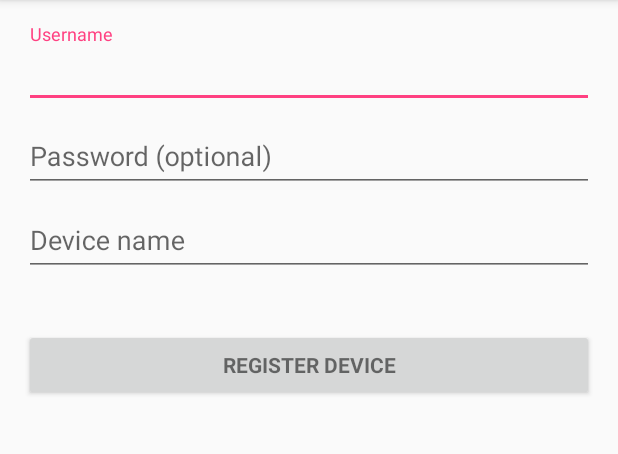
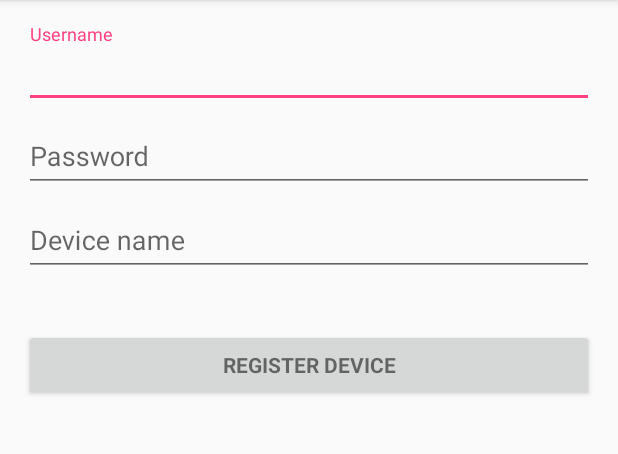
Before and after one commit to micjabbour/AndroidGuard-AndroidApp, an Android app: the screen it shows after launch (SetupActivity), on a phone screen of 412 x 824 dp, the part 84-538 px from its top. Run offline under Robolectric (Android 15) with nearby library versions, the phone set to English and light mode, and no system bars; our stand-ins replace ButterKnife, RxJava.

```diff
--- a/app/src/main/res/values/strings.xml
+++ b/app/src/main/res/values/strings.xml
@@ -1,9 +1,9 @@
 <resources>
     <string name="app_name">Android Guard</string>
 
-    <!-- Strings related to login -->
+    <!-- Strings related to setup activity -->
     <string name="prompt_username">Username</string>
-    <string name="prompt_password">Password (optional)</string>
+    <string name="prompt_password">Password</string>
     <string name="action_sign_in">register device</string>
     <string name="action_sign_in_short">register</string>
     <string name="error_invalid_username">This username is invalid</string>
@@ -12,7 +12,7 @@
     <string name="error_incorrect_password">This password is incorrect</string>
     <string name="error_field_required">This field is required</string>
     <string name="prompt_device_name">Device name</string>
-    <string name="error_register_creds_error">Username/password error</string>
+    <string name="error_register_creds_error">Username/password error.\nPlease use the credentials you provided when you signed up at the website.</string>
     <string name="error_network_error_title">Internet connection error</string>
     <string name="error_network_error_message">Could not reach the application server.\nPlease check your internet connection and try again</string>
     <string name="warning_device_exists_title">Device already exists</string>
@@ -21,6 +21,8 @@
     <string name="exit">Exit</string>
     <string name="positive">Yes</string>
     <string name="negative">No</string>
+
+	<!-- Strings related to status activity -->
     <string name="status">Status</string>
     <string name="status_ok">connected</string>
     <string name="status_disconnected">disconnected</string>
@@ -35,7 +37,7 @@
     <string name="button_hide_short">hide</string>
     <string name="button_show">show app</string>
     <string name="prompt_secret_number">secret dial number</string>
-    <string name="secret_number_explanation">you can use your secret dial number (configured below) to access the application when it is hidden.\njust dial the secret number on your phone, and the hidden app will show up.\nbe careful not to lose your secret number!</string>
+    <string name="secret_number_explanation">you can use your secret dial number (configured below) to access the application when it is hidden.\njust dial the secret number on your phone, and the hidden app will show up.\nyou can also use remote commands to show the application in case you lost your secret number.</string>
     <string name="dialog_positive_button">Ok</string>
     <string name="need_all_permissions">You need to grant access to all required permission to continue</string>
     <string name="error_permission_denied">Some Permission is denied, exiting. . .</string>
```
